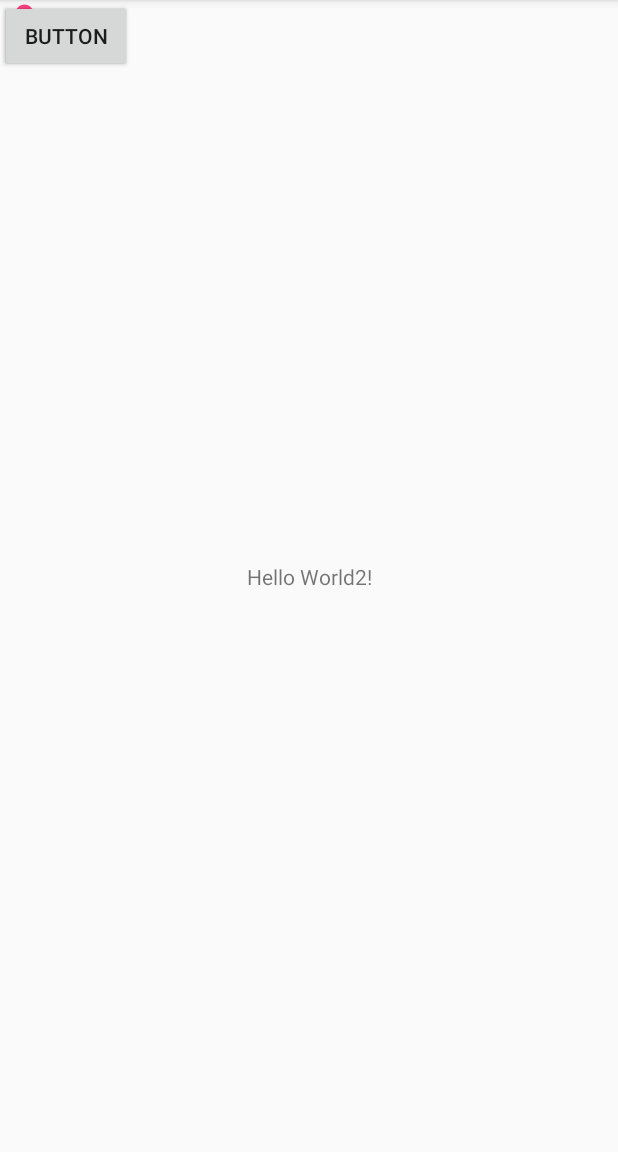
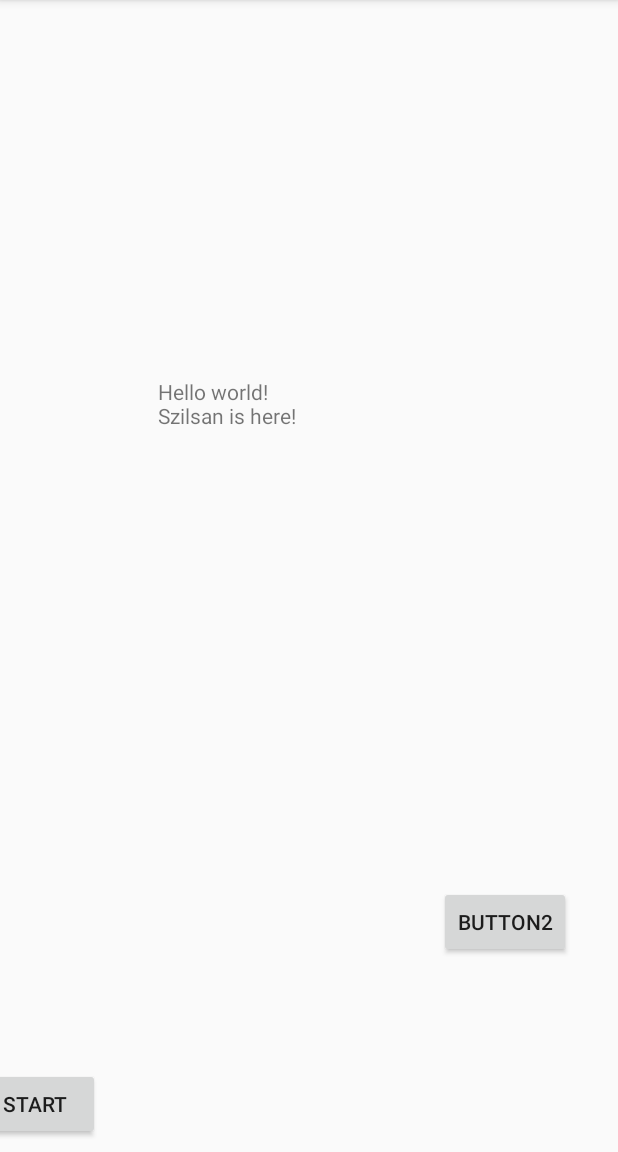
Before and after one commit to szilsan/GlobeFEAndroid, an Android app: the screen it shows after launch (MainActivity), on a phone screen of 412 x 824 dp, the part 84-1236 px from its top. Run offline under Robolectric (Android 15) with nearby library versions, the phone set to English and light mode, and no system bars; libraries missing offline, so code that uses them is left out: org.springframework.http, org.springframework.web; 3 statements that could not run were skipped.

```diff
--- a/app/src/main/AndroidManifest.xml
+++ b/app/src/main/AndroidManifest.xml
@@ -1,6 +1,8 @@
 <?xml version="1.0" encoding="utf-8"?>
 <manifest xmlns:android="http://schemas.android.com/apk/res/android"
     package="com.example.szilsan.globerest">
+
+    <uses-permission android:name="android.permission.INTERNET"/>
 
     <application
         android:allowBackup="true"
--- /dev/null
+++ b/app/src/main/java/com/example/szilsan/globerest/HttpRequestTask.java
@@ -0,0 +1,45 @@
+package com.example.szilsan.globerest;
+
+import android.os.AsyncTask;
+import android.util.Log;
+import android.widget.TextView;
+
+import com.example.szilsan.globerest.dto.Greeting;
+
+import org.springframework.http.converter.StringHttpMessageConverter;
+import org.springframework.http.converter.json.GsonHttpMessageConverter;
+import org.springframework.http.converter.json.MappingJackson2HttpMessageConverter;
+import org.springframework.web.client.RestTemplate;
+
+/**
+ * Created by szilsan on 06/07/2017.
+ */
+
+public class HttpRequestTask extends AsyncTask<Void, Void, Greeting> {
+    @Override
+    protected Greeting doInBackground(Void... params) {
+        try {
+            final String url = "http://rest-service.guides.spring.io/greeting";
+            final RestTemplate restTemplate = new RestTemplate();
+            restTemplate.getMessageConverters().add(new GsonHttpMessageConverter());
+            return restTemplate.getForObject(url, Greeting.class);
+        } catch (Exception e) {
+            Log.e("MainActivity", e.getMessage(), e);
+        }
+
+        return null;
+    }
+
+    @Override
+    protected void onPostExecute(Greeting greeting) {
+        /*
+        TextView greetingIdText = (TextView) findViewById(R.id.id_value);
+        TextView greetingContentText = (TextView) findViewById(R.id.content_value);
+        greetingIdText.setText(greeting.getId());
+        greetingContentText.setText(greeting.getContent());
+        */
+        if (greeting != null) {
+            Log.d(greeting.getId(), greeting.getContent());
+        }
+    }
+}
--- a/app/src/main/java/com/example/szilsan/globerest/MainActivity.java
+++ b/app/src/main/java/com/example/szilsan/globerest/MainActivity.java
@@ -2,6 +2,9 @@ package com.example.szilsan.globerest;
 
 import android.support.v7.app.AppCompatActivity;
 import android.os.Bundle;
+import android.util.Log;
+import android.view.View;
+import android.widget.Button;
 
 public class MainActivity extends AppCompatActivity {
 
@@ -9,5 +12,23 @@ public class MainActivity extends AppCompatActivity {
     protected void onCreate(Bundle savedInstanceState) {
         super.onCreate(savedInstanceState);
         setContentView(R.layout.activity_main);
+
+        final Button startButton = (Button)findViewById(R.id.buttonStart);
+        startButton.setOnClickListener(new View.OnClickListener() {
+
+            @Override
+            public void onClick(View view) {
+                Log.d("hello","bello");
+                new HttpRequestTask().execute();
+            }
+        });
+
     }
+
+    @Override
+    protected void onStart() {
+        super.onStart();
+        new HttpRequestTask().execute();
+    }
+
 }
--- a/app/src/main/res/layout/activity_main.xml
+++ b/app/src/main/res/layout/activity_main.xml
@@ -4,38 +4,37 @@
     xmlns:tools="http://schemas.android.com/tools"
     android:layout_width="match_parent"
     android:layout_height="match_parent"
-    tools:context="com.example.szilsan.globerest.MainActivity">
+    tools:context="com.example.szilsan.globerest.MainActivity"
+    tools:layout_editor_absoluteY="81dp"
+    tools:layout_editor_absoluteX="0dp">
 
     <TextView
+        android:id="@+id/textView"
+        android:layout_width="136dp"
+        android:layout_height="43dp"
+        android:text="Hello world!\nSzilsan is here!"
+        android:layout_marginLeft="105dp"
+        app:layout_constraintLeft_toLeftOf="parent"
+        app:layout_constraintTop_toTopOf="parent"
+        android:layout_marginTop="251dp" />
+
+    <Button
+        android:id="@+id/buttonStart"
         android:layout_width="wrap_content"
         android:layout_height="wrap_content"
-        android:text="Hello World2!"
+        android:text="Start"
+        android:layout_marginLeft="-21dp"
+        app:layout_constraintLeft_toLeftOf="parent"
         app:layout_constraintBottom_toBottomOf="parent"
-        app:layout_constraintLeft_toLeftOf="parent"
-        app:layout_constraintRight_toRightOf="parent"
-        app:layout_constraintTop_toTopOf="parent" />
+        android:layout_marginBottom="8dp" />
 
     <Button
-        android:id="@+id/button2"
+        android:id="@+id/button5"
         android:layout_width="wrap_content"
         android:layout_height="wrap_content"
         android:text="Button2"
-        tools:layout_editor_absoluteX="148dp"
-        tools:layout_editor_absoluteY="110dp" />
-
-    <Button
-        android:id="@+id/button3"
-        android:layout_width="wrap_content"
-        android:layout_height="wrap_content"
-        android:text="Button"
-        tools:layout_editor_absoluteY="298dp"
-        tools:layout_editor_absoluteX="148dp" />
-
-    <SeekBar
-        android:id="@+id/seekBar"
-        android:layout_width="wrap_content"
-        android:layout_height="wrap_content"
-        tools:layout_editor_absoluteX="50dp"
-        tools:layout_editor_absoluteY="126dp" />
-
+        app:layout_constraintBottom_toBottomOf="parent"
+        android:layout_marginBottom="129dp"
+        android:layout_marginRight="31dp"
+        app:layout_constraintRight_toRightOf="parent" />
 </android.support.constraint.ConstraintLayout>
```
Also changed, not shown: app/build.gradle (+6 -3 lines), app/src/main/java/com/example/szilsan/globerest/dto/Greeting.java (added, +37 -0 lines).
